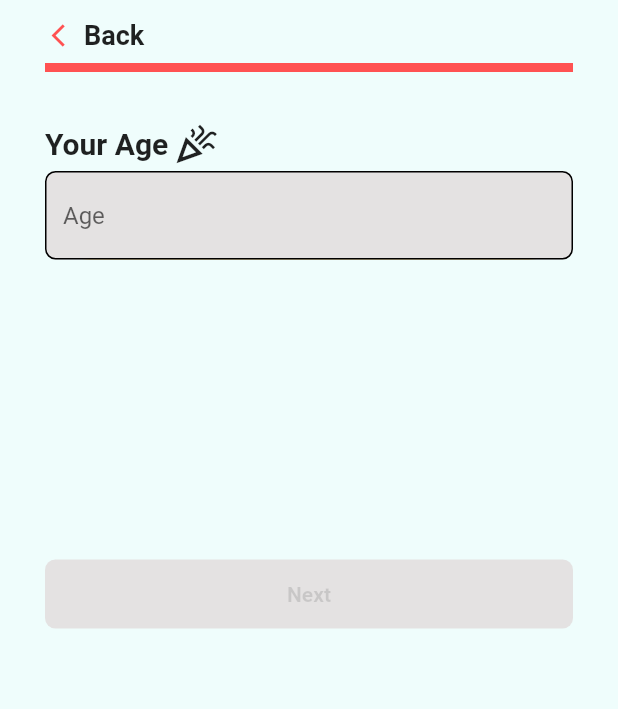
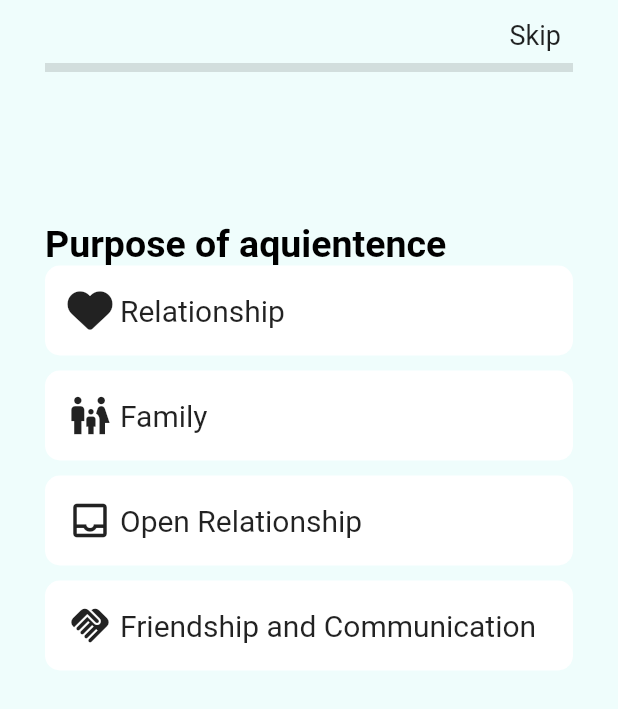
Before and after one commit to karim0305/DatingApp, a Flutter app: the screen it shows after launch, on a phone screen of 412 x 824 dp. Shown: the top 709 px of the screen. Run offline on Flutter 3.47's test engine with Material 2 defaults, Android fonts, the phone set to English and light mode, and no system bars; our stand-ins replace font_awesome_flutter.

Commit message:
RelationPageCompleted
Signed-off-by: Momin Karim <mominkarim0305@gmail.com>

```diff
--- a/lib/main.dart
+++ b/lib/main.dart
@@ -1,11 +1,12 @@
 //import 'package:dating_app/Login.dart';
+import 'package:dating_app/relation_page.dart';
 import 'package:flutter/material.dart';
 
-import 'Age.dart';
+//import 'Age.dart';
 
 void main() {
   runApp(const MaterialApp(
     debugShowCheckedModeBanner: false,
-    home: Age_Page(),
+    home: Relation_Page(),
   ));
 }
--- /dev/null
+++ b/lib/relation_page.dart
@@ -0,0 +1,183 @@
+import 'package:flutter/material.dart';
+import 'package:font_awesome_flutter/font_awesome_flutter.dart';
+
+class Relation_Page extends StatefulWidget {
+  const Relation_Page({super.key});
+
+  @override
+  State<Relation_Page> createState() => _Relation_PageState();
+}
+
+class _Relation_PageState extends State<Relation_Page> {
+  @override
+  Widget build(BuildContext context) {
+    return Scaffold(
+      backgroundColor: Color.fromARGB(57, 182, 245, 243),
+      body: SafeArea(
+          child: Container(
+        padding: EdgeInsets.symmetric(horizontal: 30, vertical: 5),
+        child: Column(
+          children: [
+            Row(
+              mainAxisAlignment: MainAxisAlignment.end,
+              children: [
+                Padding(
+                  padding: const EdgeInsets.all(8.0),
+                  child: Text(
+                    "Skip",
+                    style: TextStyle(
+                      fontSize: 18,
+                    ),
+                  ),
+                ),
+              ],
+            ),
+            Row(
+              children: [
+                Expanded(
+                  child: Container(
+                    padding: EdgeInsets.symmetric(vertical: 3),
+                    decoration: BoxDecoration(color: Colors.black12),
+                  ),
+                ),
+              ],
+            ),
+            SizedBox(
+              height: 100,
+            ),
+            Column(
+              crossAxisAlignment: CrossAxisAlignment.center,
+              children: [
+                Row(
+                  children: [
+                    Text(
+                      "Purpose of aquientence",
+                      style: TextStyle(
+                          fontWeight: FontWeight.bold,
+                          fontSize: 25,
+                          color: Colors.black),
+                    ),
+                    //Image.asset("lib/imagesrc/celebration.jpg")
+                  ],
+                ),
+                Container(
+                  padding: EdgeInsets.symmetric(
+                    vertical: 15,
+                    horizontal: 15,
+                  ),
+                  decoration: BoxDecoration(
+                      color: Colors.white,
+                      borderRadius: BorderRadius.circular(10)),
+                  child: Row(
+                    children: [
+                      FaIcon(
+                        FontAwesomeIcons.solidHeart,
+                        size: 30,
+                      ),
+                      SizedBox(
+                        width: 5,
+                      ),
+                      Text(
+                        "Relationship",
+                        style: TextStyle(
+                          fontSize: 20,
+                        ),
+                      )
+                    ],
+                  ),
+                ),
+                SizedBox(
+                  height: 10,
+                ),
+                Container(
+                  padding: EdgeInsets.symmetric(
+                    vertical: 15,
+                    horizontal: 15,
+                  ),
+                  decoration: BoxDecoration(
+                      color: Colors.white,
+                      borderRadius: BorderRadius.circular(10)),
+                  child: Row(
+                    children: [
+                      Icon(
+                        Icons.family_restroom,
+                        size: 30,
+                      ),
+                      SizedBox(
+                        width: 5,
+                      ),
+                      Text(
+                        "Family",
+                        style: TextStyle(
+                          fontSize: 20,
+                        ),
+                      ),
+                    ],
+                  ),
+                ),
+                SizedBox(
+                  height: 10,
+                ),
+                Container(
+                  padding: EdgeInsets.symmetric(
+                    vertical: 15,
+                    horizontal: 15,
+                  ),
+                  decoration: BoxDecoration(
+                      color: Colors.white,
+                      borderRadius: BorderRadius.circular(10)),
+                  child: Row(
+                    children: [
+                      Icon(
+                        Icons.inbox_outlined,
+                        size: 30,
+                      ),
+                      SizedBox(
+                        width: 5,
+                      ),
+                      Text(
+                        "Open Relationship",
+                        style: TextStyle(
+                          fontSize: 20,
+                        ),
+                      ),
+                    ],
+                  ),
+                ),
+                SizedBox(
+                  height: 10,
+                ),
+                Container(
+                  padding: EdgeInsets.symmetric(
+                    vertical: 15,
+                    horizontal: 15,
+                  ),
+                  decoration: BoxDecoration(
+                      color: Colors.white,
+                      borderRadius: BorderRadius.circular(10)),
+                  child: Row(
+                    children: [
+                      Icon(
+                        Icons.handshake,
+                        size: 30,
+                      ),
+                      SizedBox(
+                        width: 5,
+                      ),
+                      Text(
+                        "Friendship and Communication",
+                        style: TextStyle(
+                          fontSize: 20,
+                        ),
+                      ),
+                    ],
+                  ),
+                ),
+              ],
+            ),
+          ],
+        ),
+      )),
+    );
+  }
+}
--- a/pubspec.yaml
+++ b/pubspec.yaml
@@ -35,6 +35,7 @@ dependencies:
   # The following adds the Cupertino Icons font to your application.
   # Use with the CupertinoIcons class for iOS style icons.
   cupertino_icons: ^1.0.2
+  font_awesome_flutter: ^10.5.0
 
 dev_dependencies:
   flutter_test:
```
Also changed, not shown: pubspec.lock.
